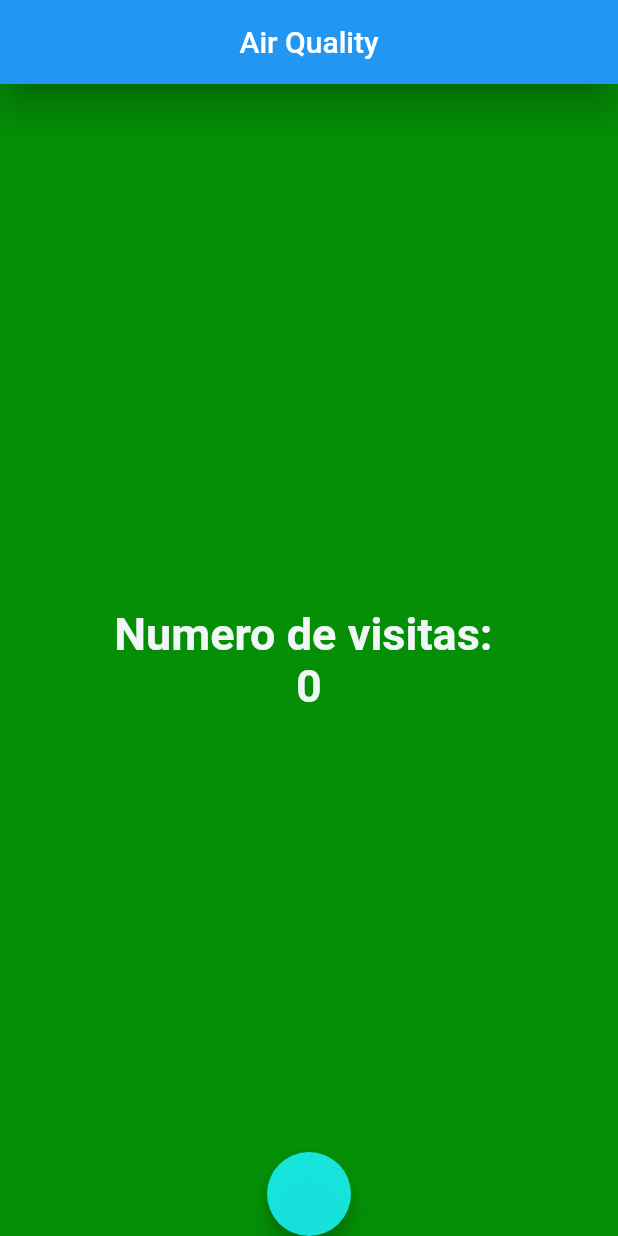
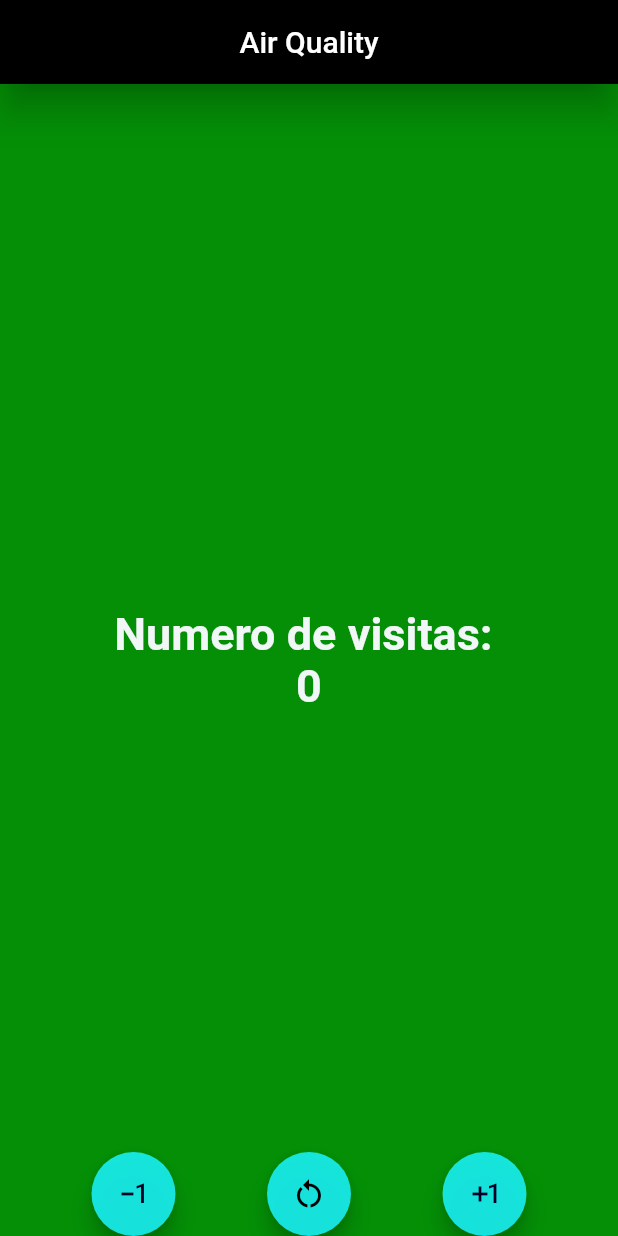
Before and after one commit to FatimaRS14/counter_app, a Flutter app: the screen it shows after launch, on a phone screen of 412 x 824 dp. Run offline on Flutter 3.47's test engine with Material 2 defaults, Android fonts, the phone set to English and light mode, and no system bars.

Commit message:
Aplicacion terminada

```diff
--- a/lib/main.dart
+++ b/lib/main.dart
@@ -1,6 +1,6 @@
 
 
-import 'package:counterr_app5b/screens/home_screen.dart';
+import 'package:counterr_app5b/screens/counter_screen.dart';
 import 'package:flutter/material.dart';
 
 void main(List<String> args) {
@@ -16,7 +16,7 @@ class MiApp extends StatelessWidget{
   Widget build(BuildContext context) {
     return const MaterialApp(
       debugShowCheckedModeBanner: false,
-      home: HomeScreeen(),
+      home: CounterScreeen(),
 
 
     );
--- /dev/null
+++ b/lib/screens/counter_screen.dart
@@ -0,0 +1,113 @@
+import 'package:flutter/material.dart';
+
+class CounterScreeen extends StatefulWidget{
+  const CounterScreeen({super.key});
+
+  @override
+  State<CounterScreeen> createState() => _CounterScreeenState();
+}
+//Clase privada
+class _CounterScreeenState extends State<CounterScreeen> {
+   int contador = 0;
+  final TextStyle estiloTexto = const TextStyle(
+    fontSize: 30,
+    color: Color.fromARGB(255, 241, 246, 247),
+    fontWeight: FontWeight.bold,
+  );
+
+  void incrementar(){
+    contador++;
+    setState(() {
+
+    });
+  }
+
+  void decrementar(){
+    contador --;
+    setState(() {
+
+    });
+  }
+
+  void reiniciar(){
+    contador = 0;
+    setState(() {
+
+    });
+  }
+
+  @override
+  Widget build(BuildContext context) {
+
+  return Scaffold(
+    appBar: AppBar(
+      backgroundColor: Color.fromARGB(255, 0, 0, 0),
+      title: const Text('Air Quality'),
+      centerTitle: true,
+      elevation: 10
+      ,),
+      backgroundColor: Color.fromARGB(255, 4, 143, 6),
+    body: Center(
+      child: Column(
+        mainAxisAlignment: MainAxisAlignment.center,
+        children: [
+          Text('Numero de visitas: ',
+          style: estiloTexto),
+          Text('$contador',
+          style: estiloTexto,
+          ),
+        ],
+      ),
+),
+floatingActionButtonLocation: FloatingActionButtonLocation.centerDocked,
+  floatingActionButton: CustomFloatingActionButton(
+    decrease: decrementar,
+    increase: incrementar,
+    reset: reiniciar,),
+  );
+}
+}
+
+class CustomFloatingActionButton extends StatelessWidget {
+  final Function increase;
+  final Function decrease;
+  final Function reset;
+
+
+  const CustomFloatingActionButton({
+    super.key, required this.increase, required this.decrease, required this.reset,
+  });
+
+  @override
+  Widget build(BuildContext context) {
+    return Row(
+      mainAxisAlignment: MainAxisAlignment.spaceEvenly,
+      children: [
+        FloatingActionButton(
+          onPressed: () => decrease(),//usar funciones aque no tienen nombre
+
+
+          backgroundColor: Color.fromARGB(223, 25, 242, 250),
+          foregroundColor: Color.fromARGB(255, 1, 1, 37),
+          child: const Icon(Icons.exposure_minus_1),
+          ),
+         // const SizedBox(
+//width: 30,
+//),
+          FloatingActionButton(
+          onPressed: () => reset(),
+          backgroundColor: Color.fromARGB(223, 25, 242, 250),
+          foregroundColor: Color.fromARGB(255, 0, 0, 0),
+          child: const Icon(Icons.restart_alt),
+          ),
+          FloatingActionButton(
+          onPressed: () =>increase(),
+          //
+          backgroundColor: Color.fromARGB(223, 25, 242, 250),
+          foregroundColor: Color.fromARGB(255, 1, 1, 37),
+          child: const Icon(Icons.exposure_plus_1),
+          ),
+      ],
+    );
+  }
+}
```
